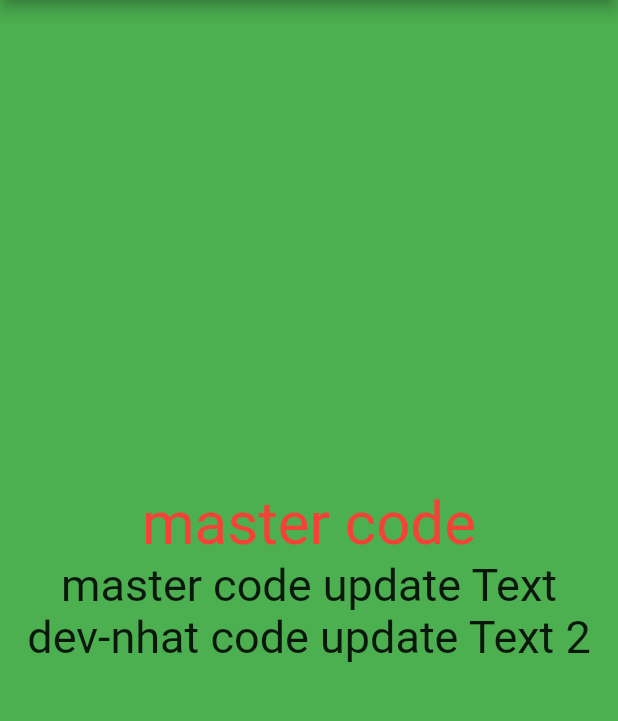
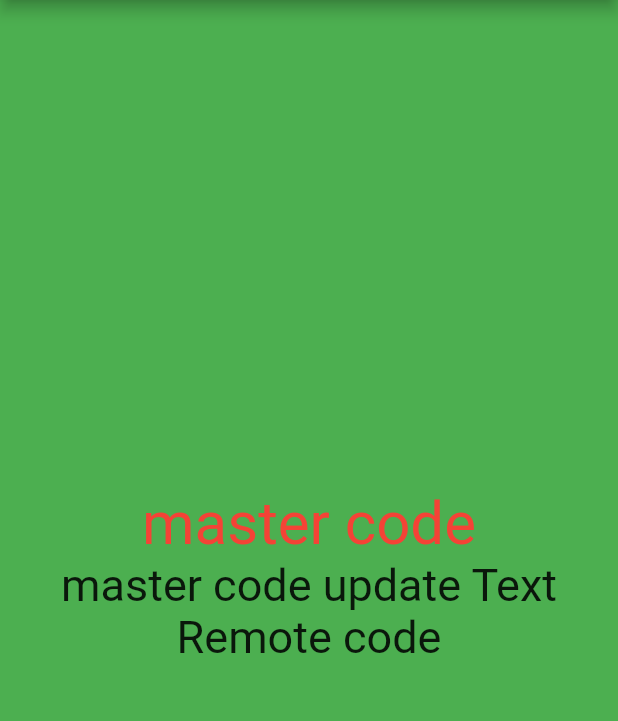
Before and after one commit to jami000/demo-git, a Flutter app: the screen it shows after launch, on a phone screen of 412 x 824 dp, the part 84-805 px from its top. Run offline on Flutter 3.47's test engine with Material 2 defaults, Android fonts, the phone set to English and light mode, and no system bars.

Commit message:
Remote update

```diff
--- a/demogit_test/lib/main.dart
+++ b/demogit_test/lib/main.dart
@@ -46,7 +46,7 @@ class _MyHomePageState extends State<MyHomePage> {
               'master code update Text', style: TextStyle(fontSize: 30),
             ),
             Text(
-              'dev-nhat code update Text 2',
+              'Remote code',
               style: TextStyle(fontSize: 30),
             ),
           ],
```
